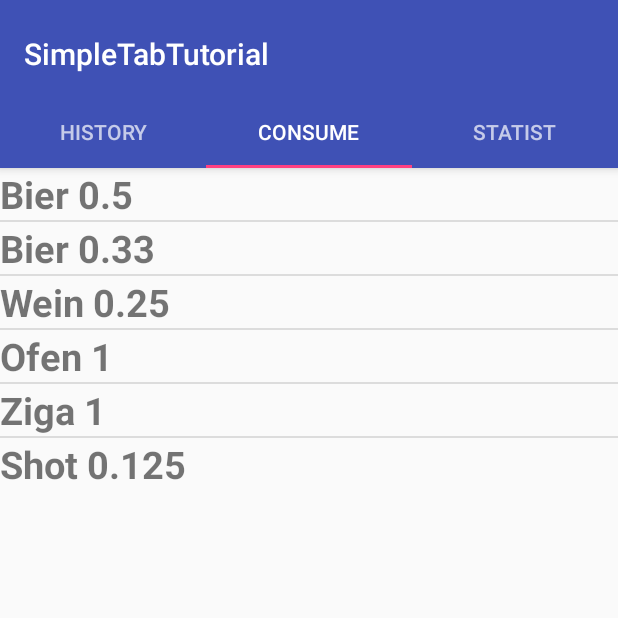
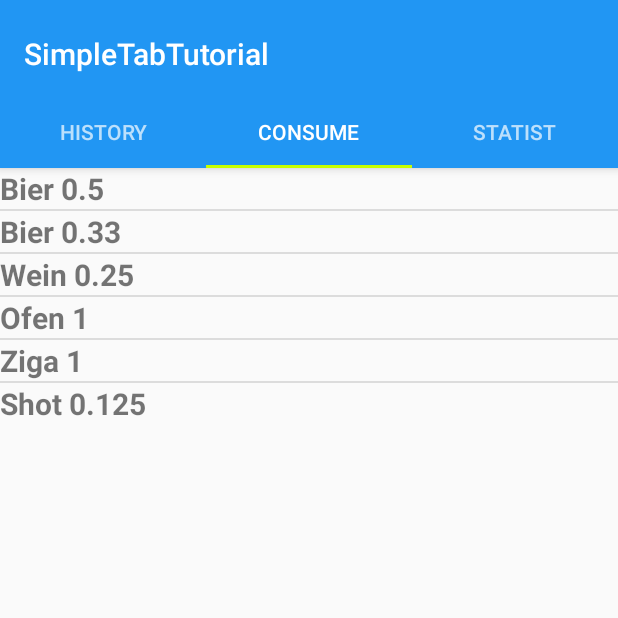
Before and after one commit to student-like/ConsumentCOM, an Android app: the screen it shows after launch (MainActivity), on a phone screen of 412 x 824 dp, the top half of it. Run offline under Robolectric (Android 15) with nearby library versions, the phone set to English and light mode, and no system bars.

Commit message:
working interstellar

```diff
--- a/SimpleTabTutorial/app/src/main/java/com/aswipe_menu/student_like/simpletabtutorial/Database/DatabaseHandlerHistory.java
+++ b/SimpleTabTutorial/app/src/main/java/com/aswipe_menu/student_like/simpletabtutorial/Database/DatabaseHandlerHistory.java
@@ -100,6 +100,7 @@ public class DatabaseHandlerHistory extends SQLiteOpenHelper {
         return valueTemp;
     }
 
+    // REMOVE ONE OF THEM ??
     public long getNrOfRows()
     {
         SQLiteDatabase db = this.getReadableDatabase();
@@ -114,12 +115,12 @@ public class DatabaseHandlerHistory extends SQLiteOpenHelper {
         return valueTemp;
     }
 
-    /*public int numberOfRows(){
+    public int numberOfRows(){
         SQLiteDatabase db = this.getReadableDatabase();
         int numRows = (int) DatabaseUtils.queryNumEntries(db, TABLE_CONSUMPTION_HISTORY);
 
         return numRows;
-    }*/
+    }
 
     public void doTheVacuum()
     {
--- a/SimpleTabTutorial/app/src/main/java/com/aswipe_menu/student_like/simpletabtutorial/Fragments/FragmentConsume.java
+++ b/SimpleTabTutorial/app/src/main/java/com/aswipe_menu/student_like/simpletabtutorial/Fragments/FragmentConsume.java
@@ -14,6 +14,7 @@ import android.widget.ListView;
 
 import com.aswipe_menu.student_like.simpletabtutorial.Database.DatabaseHandler;
 import com.aswipe_menu.student_like.simpletabtutorial.Database.DatabaseHandlerHistory;
+import com.aswipe_menu.student_like.simpletabtutorial.Product;
 import com.aswipe_menu.student_like.simpletabtutorial.R;
 
 import java.text.SimpleDateFormat;
@@ -90,6 +91,8 @@ public class FragmentConsume extends Fragment {
             }
             SaveLoadDayTime(1); // set today as last day used
         }
+
+        List <Product> movieList = new ArrayList<Product>();
 
         List <String> productList = new ArrayList<>(Arrays.asList(consumedProducts));
 
--- a/SimpleTabTutorial/app/src/main/java/com/aswipe_menu/student_like/simpletabtutorial/Fragments/FragmentThree.java
+++ b/SimpleTabTutorial/app/src/main/java/com/aswipe_menu/student_like/simpletabtutorial/Fragments/FragmentThree.java
@@ -29,7 +29,7 @@ public class FragmentThree extends Fragment{
         Log.i(LOG_TAG, "infos: ---------- START --------- THREE ----------");
 
         // Inflate the layout for this fragment
-        return inflater.inflate(R.layout.fragment_three, container, false);
+        return null;
     }
 
 }
--- a/SimpleTabTutorial/app/src/main/res/layout/fragment_consume.xml
+++ b/SimpleTabTutorial/app/src/main/res/layout/fragment_consume.xml
@@ -9,14 +9,15 @@
         android:id="@+id/fragment_consume_text_view"
         android:layout_width="wrap_content"
         android:layout_height="wrap_content"
-        android:textSize="25dp"
+        android:textSize="20dp"
         android:textStyle="bold"
         android:layout_centerInParent="true"/>
 
     <ListView
         android:id="@+id/list"
         android:layout_width="wrap_content"
-        android:layout_height="wrap_content">
+        android:layout_height="wrap_content"
+        android:background="@color/colorBackground3">
     </ListView>
 
 </FrameLayout>
--- a/SimpleTabTutorial/app/src/main/res/layout/fragment_history.xml
+++ b/SimpleTabTutorial/app/src/main/res/layout/fragment_history.xml
@@ -9,14 +9,15 @@
         android:id="@+id/fragment_history_text_view"
         android:layout_width="wrap_content"
         android:layout_height="wrap_content"
-        android:textSize="25dp"
+        android:textSize="20dp"
         android:textStyle="bold"
         android:layout_centerInParent="true"/>
 
     <ListView
         android:id="@+id/list2"
         android:layout_width="wrap_content"
-        android:layout_height="wrap_content">
+        android:layout_height="wrap_content"
+        android:background="@color/colorBackground3">
     </ListView>
 
 </FrameLayout>
--- a/SimpleTabTutorial/app/src/main/res/values/colors.xml
+++ b/SimpleTabTutorial/app/src/main/res/values/colors.xml
@@ -1,6 +1,10 @@
 <?xml version="1.0" encoding="utf-8"?>
 <resources>
-    <color name="colorPrimary">#3F51B5</color>
-    <color name="colorPrimaryDark">#303F9F</color>
-    <color name="colorAccent">#FF4081</color>
+
+    <color name="colorPrimary">#2196F3</color>
+    <color name="colorPrimaryDark">#2196F3</color>
+    <color name="colorAccent">#C6FF00</color>
+
+    <color name="colorBackground3">#FAFAFA</color>
+
 </resources>
--- a/SimpleTabTutorial/app/src/main/res/values/styles.xml
+++ b/SimpleTabTutorial/app/src/main/res/values/styles.xml
@@ -8,6 +8,7 @@
         <item name="colorAccent">@color/colorAccent</item>
     </style>
 
+    <!-- LIST VIEW TEXT FARBE -->
     <style name="AppTheme.NoActionBar">
         <item name="windowActionBar">false</item>
         <item name="windowNoTitle">true</item>
--- a/SwipeMenu/app/src/main/java/com/aswipe_menu/student_like/swipemenu/Fragments/ConsumerFragment.java
+++ b/SwipeMenu/app/src/main/java/com/aswipe_menu/student_like/swipemenu/Fragments/ConsumerFragment.java
@@ -188,12 +188,6 @@ public class ConsumerFragment extends Fragment {
                 amount = movie.getYear(); // year is amount
                 choice = movie.getRating(); // rating = product position
 
-                // String u = Integer.toString(choice);
-                //Log.d("INFOs:: product", u);
-
-                //String output = Double.toString(amount);
-                //Log.d("INFOs:: amount2", output);
-
                 // ------------------- adding infromation to CONSUMPTION table ---------------------
                 consArray[choice + 1] = consArray[choice + 1] + amount;
                 db.updateContact(date, consArray[choice + 1], articles[choice]);
```
Also changed, not shown: SimpleTabTutorial/app/src/main/java/com/aswipe_menu/student_like/simpletabtutorial/Fragments/FragmentHistory.java (+5 -5 lines), SimpleTabTutorial/app/src/main/res/layout/fragment_one.xml (deleted, +0 -16 lines), SimpleTabTutorial/app/src/main/res/layout/fragment_three.xml (deleted, +0 -16 lines), SimpleTabTutorial/app/src/main/res/menu/menu_main.xml (deleted, +0 -10 lines), SimpleTabTutorial/app/src/main/res/values/strings.xml (+1 -8 lines).
